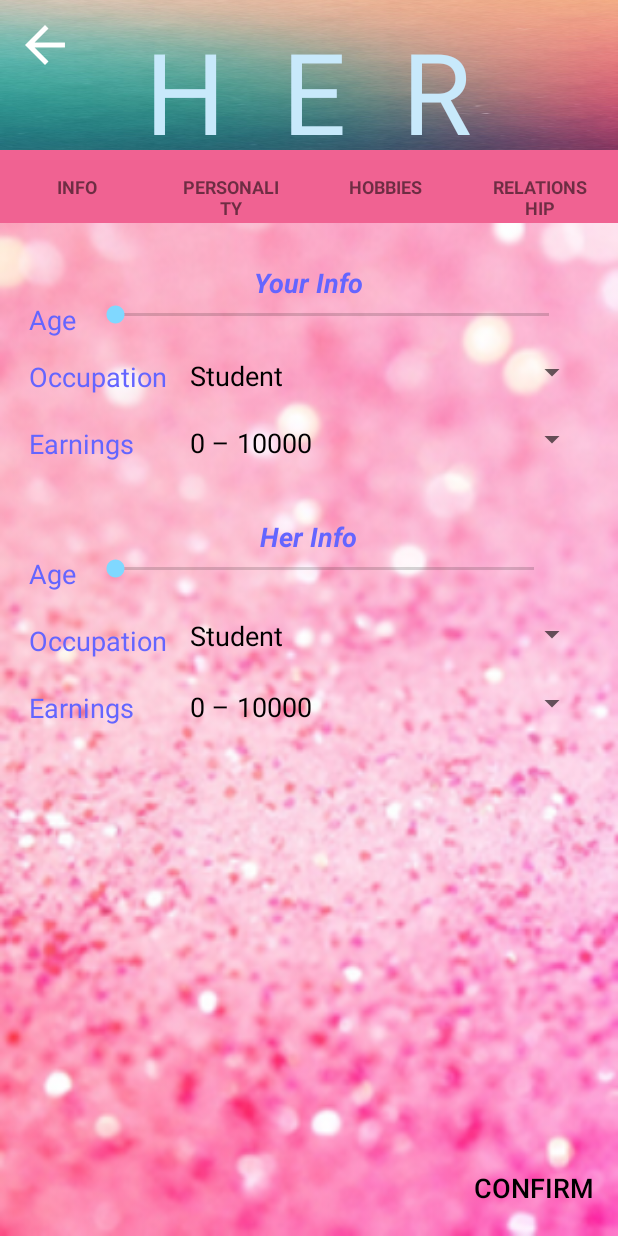
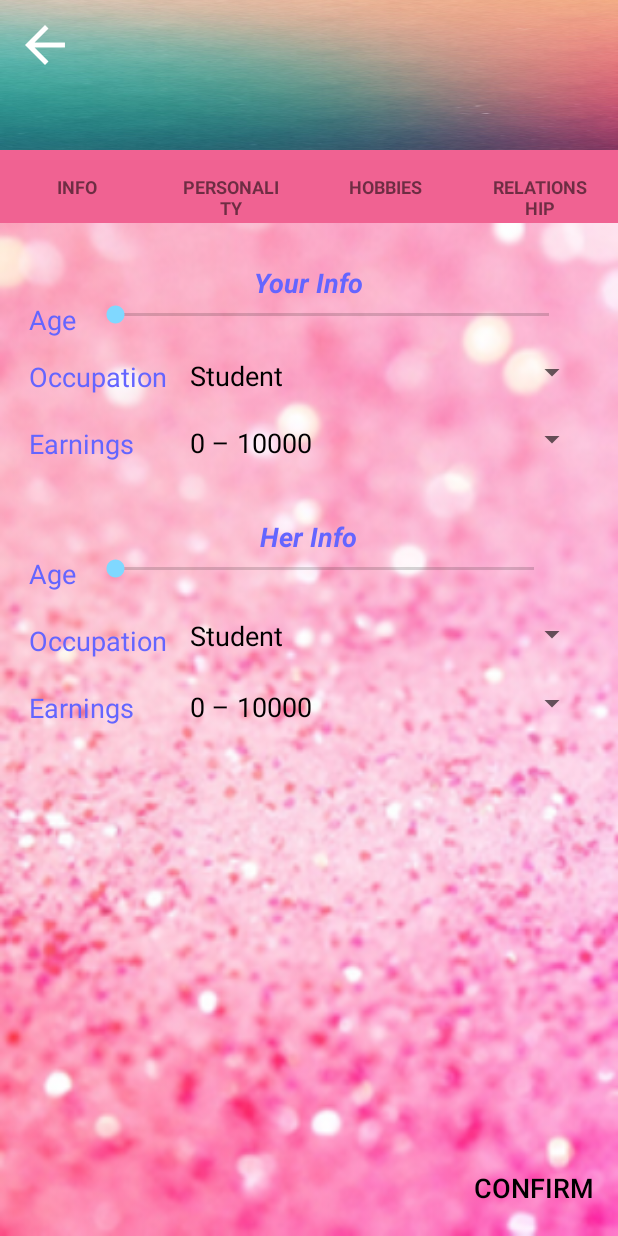
Before and after one commit to wuyouk/HER, an Android app: the ProfileActivity screen opened directly, with no data from a screen before it, on a phone screen of 412 x 824 dp. Run offline under Robolectric (Android 15) with nearby library versions, the phone set to English and light mode, and no system bars; network calls fail.

Commit message:
no message

```diff
--- a/app/src/main/res/layout/activity_profile.xml
+++ b/app/src/main/res/layout/activity_profile.xml
@@ -24,17 +24,6 @@
             android:layout_marginLeft="10dp"
             android:layout_marginTop="10dp" />
 
-        <TextView
-            android:layout_width="wrap_content"
-            android:layout_height="80dp"
-            android:text="H  E  R"
-            android:id="@+id/profileText"
-            android:layout_centerVertical="true"
-            android:layout_centerHorizontal="true"
-            android:textColor="#c8e9fb"
-            android:focusableInTouchMode="false"
-            android:enabled="false"
-            android:textSize="75dp" />
     </RelativeLayout>
 
 
```
Also changed, not shown: app/src/main/res/drawable/profile.jpg (deleted), app/src/main/res/drawable/timeline_back2.png (added).
